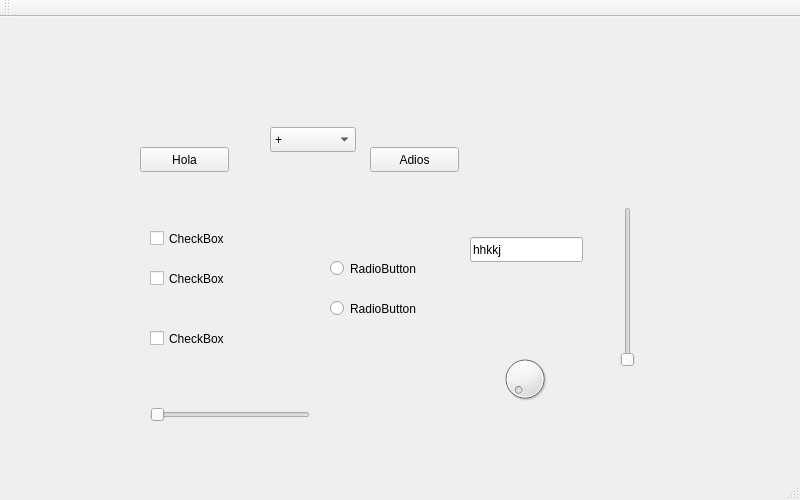
First picture: the form in Matrices/matrixmain.ui, repository alxperezECI/ALSE2110, before the edit.
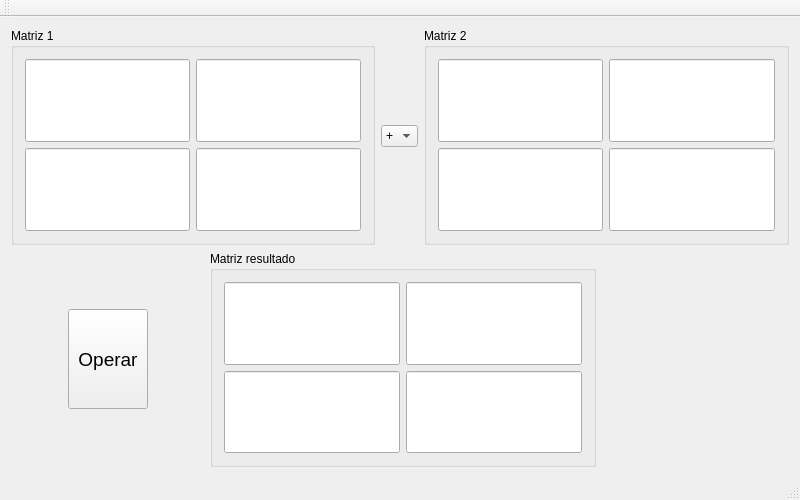
Second picture: the form after the edit.

Commit message: Creando la UI a través del Designer.

Diff of the .ui file:
```diff
--- a/Matrices/matrixmain.ui
+++ b/Matrices/matrixmain.ui
@@ -13,180 +13,457 @@
     <height>500</height>
    </rect>
   </property>
+  <property name="minimumSize">
+   <size>
+    <width>80</width>
+    <height>50</height>
+   </size>
+  </property>
+  <property name="maximumSize">
+   <size>
+    <width>1920</width>
+    <height>1080</height>
+   </size>
+  </property>
   <property name="windowTitle">
    <string>MatrixMain</string>
   </property>
   <widget class="QWidget" name="centralWidget">
-   <widget class="QPushButton" name="pushButton">
-    <property name="geometry">
-     <rect>
-      <x>140</x>
-      <y>130</y>
-      <width>89</width>
-      <height>25</height>
-     </rect>
-    </property>
-    <property name="text">
-     <string>Hola</string>
-    </property>
-   </widget>
-   <widget class="QPushButton" name="pushButton_2">
-    <property name="geometry">
-     <rect>
-      <x>370</x>
-      <y>130</y>
-      <width>89</width>
-      <height>25</height>
-     </rect>
-    </property>
-    <property name="text">
-     <string>Adios</string>
-    </property>
-   </widget>
-   <widget class="QCheckBox" name="checkBox">
-    <property name="geometry">
-     <rect>
-      <x>150</x>
-      <y>210</y>
-      <width>92</width>
-      <height>23</height>
-     </rect>
-    </property>
-    <property name="text">
-     <string>CheckBox</string>
-    </property>
-   </widget>
-   <widget class="QCheckBox" name="checkBox_2">
-    <property name="geometry">
-     <rect>
-      <x>150</x>
-      <y>250</y>
-      <width>92</width>
-      <height>23</height>
-     </rect>
-    </property>
-    <property name="text">
-     <string>CheckBox</string>
-    </property>
-   </widget>
-   <widget class="QCheckBox" name="checkBox_3">
-    <property name="geometry">
-     <rect>
-      <x>150</x>
-      <y>310</y>
-      <width>92</width>
-      <height>23</height>
-     </rect>
-    </property>
-    <property name="text">
-     <string>CheckBox</string>
-    </property>
-   </widget>
-   <widget class="QRadioButton" name="radioButton">
-    <property name="geometry">
-     <rect>
-      <x>330</x>
-      <y>240</y>
-      <width>112</width>
-      <height>23</height>
-     </rect>
-    </property>
-    <property name="text">
-     <string>RadioButton</string>
-    </property>
-   </widget>
-   <widget class="QRadioButton" name="radioButton_2">
-    <property name="geometry">
-     <rect>
-      <x>330</x>
-      <y>280</y>
-      <width>112</width>
-      <height>23</height>
-     </rect>
-    </property>
-    <property name="text">
-     <string>RadioButton</string>
-    </property>
-   </widget>
-   <widget class="QSlider" name="horizontalSlider">
-    <property name="geometry">
-     <rect>
-      <x>150</x>
-      <y>390</y>
-      <width>160</width>
-      <height>16</height>
-     </rect>
-    </property>
-    <property name="orientation">
-     <enum>Qt::Horizontal</enum>
-    </property>
-   </widget>
-   <widget class="QSlider" name="verticalSlider">
-    <property name="geometry">
-     <rect>
-      <x>620</x>
-      <y>190</y>
-      <width>16</width>
-      <height>160</height>
-     </rect>
-    </property>
-    <property name="orientation">
-     <enum>Qt::Vertical</enum>
-    </property>
-   </widget>
-   <widget class="QDial" name="dial">
-    <property name="geometry">
-     <rect>
-      <x>500</x>
-      <y>330</y>
-      <width>50</width>
-      <height>64</height>
-     </rect>
-    </property>
-   </widget>
-   <widget class="QLineEdit" name="lineEdit">
-    <property name="geometry">
-     <rect>
-      <x>470</x>
-      <y>220</y>
-      <width>113</width>
-      <height>25</height>
-     </rect>
-    </property>
-    <property name="text">
-     <string>hhkkj</string>
-    </property>
-   </widget>
-   <widget class="QComboBox" name="comboBox">
-    <property name="geometry">
-     <rect>
-      <x>270</x>
-      <y>110</y>
-      <width>86</width>
-      <height>25</height>
-     </rect>
-    </property>
-    <item>
-     <property name="text">
-      <string>+</string>
-     </property>
+   <layout class="QGridLayout" name="gridLayout_4">
+    <item row="0" column="0">
+     <layout class="QVBoxLayout" name="verticalLayout_4">
+      <item>
+       <layout class="QHBoxLayout" name="horizontalLayout_7">
+        <item>
+         <widget class="QGroupBox" name="groupBox">
+          <property name="title">
+           <string>Matriz 1</string>
+          </property>
+          <layout class="QGridLayout" name="gridLayout">
+           <item row="0" column="0">
+            <layout class="QVBoxLayout" name="verticalLayout">
+             <item>
+              <layout class="QHBoxLayout" name="horizontalLayout">
+               <item>
+                <widget class="QLineEdit" name="txtM1_11">
+                 <property name="sizePolicy">
+                  <sizepolicy hsizetype="Expanding" vsizetype="Expanding">
+                   <horstretch>0</horstretch>
+                   <verstretch>0</verstretch>
+                  </sizepolicy>
+                 </property>
+                 <property name="font">
+                  <font>
+                   <pointsize>14</pointsize>
+                  </font>
+                 </property>
+                 <property name="inputMethodHints">
+                  <set>Qt::ImhFormattedNumbersOnly</set>
+                 </property>
+                 <property name="alignment">
+                  <set>Qt::AlignRight|Qt::AlignTrailing|Qt::AlignVCenter</set>
+                 </property>
+                </widget>
+               </item>
+               <item>
+                <widget class="QLineEdit" name="txtM1_12">
+                 <property name="sizePolicy">
+                  <sizepolicy hsizetype="Expanding" vsizetype="Expanding">
+                   <horstretch>0</horstretch>
+                   <verstretch>0</verstretch>
+                  </sizepolicy>
+                 </property>
+                 <property name="font">
+                  <font>
+                   <pointsize>14</pointsize>
+                  </font>
+                 </property>
+                 <property name="inputMethodHints">
+                  <set>Qt::ImhDigitsOnly|Qt::ImhPreferNumbers</set>
+                 </property>
+                 <property name="alignment">
+                  <set>Qt::AlignRight|Qt::AlignTrailing|Qt::AlignVCenter</set>
+                 </property>
+                </widget>
+               </item>
+              </layout>
+             </item>
+             <item>
+              <layout class="QHBoxLayout" name="horizontalLayout_2">
+               <item>
+                <widget class="QLineEdit" name="txtM1_21">
+                 <property name="sizePolicy">
+                  <sizepolicy hsizetype="Expanding" vsizetype="Expanding">
+                   <horstretch>0</horstretch>
+                   <verstretch>0</verstretch>
+                  </sizepolicy>
+                 </property>
+                 <property name="font">
+                  <font>
+                   <pointsize>14</pointsize>
+                  </font>
+                 </property>
+                 <property name="inputMethodHints">
+                  <set>Qt::ImhDigitsOnly|Qt::ImhPreferNumbers</set>
+                 </property>
+                 <property name="alignment">
+                  <set>Qt::AlignRight|Qt::AlignTrailing|Qt::AlignVCenter</set>
+                 </property>
+                </widget>
+               </item>
+               <item>
+                <widget class="QLineEdit" name="txtM1_22">
+                 <property name="sizePolicy">
+                  <sizepolicy hsizetype="Expanding" vsizetype="Expanding">
+                   <horstretch>0</horstretch>
+                   <verstretch>0</verstretch>
+                  </sizepolicy>
+                 </property>
+                 <property name="font">
+                  <font>
+                   <pointsize>14</pointsize>
+                  </font>
+                 </property>
+                 <property name="inputMethodHints">
+                  <set>Qt::ImhDigitsOnly|Qt::ImhPreferNumbers</set>
+                 </property>
+                 <property name="alignment">
+                  <set>Qt::AlignRight|Qt::AlignTrailing|Qt::AlignVCenter</set>
+                 </property>
+                </widget>
+               </item>
+              </layout>
+             </item>
+            </layout>
+           </item>
+          </layout>
+         </widget>
+        </item>
+        <item>
+         <widget class="QComboBox" name="comboBox">
+          <item>
+           <property name="text">
+            <string>+</string>
+           </property>
+          </item>
+          <item>
+           <property name="text">
+            <string>-</string>
+           </property>
+          </item>
+          <item>
+           <property name="text">
+            <string>*</string>
+           </property>
+          </item>
+          <item>
+           <property name="text">
+            <string>/</string>
+           </property>
+          </item>
+         </widget>
+        </item>
+        <item>
+         <widget class="QGroupBox" name="groupBox_2">
+          <property name="title">
+           <string>Matriz 2</string>
+          </property>
+          <layout class="QGridLayout" name="gridLayout_2">
+           <item row="0" column="0">
+            <layout class="QVBoxLayout" name="verticalLayout_2">
+             <item>
+              <layout class="QHBoxLayout" name="horizontalLayout_3">
+               <item>
+                <widget class="QLineEdit" name="txtM2_11">
+                 <property name="sizePolicy">
+                  <sizepolicy hsizetype="Expanding" vsizetype="Expanding">
+                   <horstretch>0</horstretch>
+                   <verstretch>0</verstretch>
+                  </sizepolicy>
+                 </property>
+                 <property name="font">
+                  <font>
+                   <pointsize>14</pointsize>
+                  </font>
+                 </property>
+                 <property name="inputMethodHints">
+                  <set>Qt::ImhDigitsOnly|Qt::ImhPreferNumbers</set>
+                 </property>
+                 <property name="alignment">
+                  <set>Qt::AlignRight|Qt::AlignTrailing|Qt::AlignVCenter</set>
+                 </property>
+                </widget>
+               </item>
+               <item>
+                <widget class="QLineEdit" name="txtM2_12">
+                 <property name="sizePolicy">
+                  <sizepolicy hsizetype="Expanding" vsizetype="Expanding">
+                   <horstretch>0</horstretch>
+                   <verstretch>0</verstretch>
+                  </sizepolicy>
+                 </property>
+                 <property name="font">
+                  <font>
+                   <pointsize>14</pointsize>
+                  </font>
+                 </property>
+                 <property name="inputMethodHints">
+                  <set>Qt::ImhDigitsOnly|Qt::ImhPreferNumbers</set>
+                 </property>
+                 <property name="alignment">
+                  <set>Qt::AlignRight|Qt::AlignTrailing|Qt::AlignVCenter</set>
+                 </property>
+                </widget>
+               </item>
+              </layout>
+             </item>
+             <item>
+              <layout class="QHBoxLayout" name="horizontalLayout_4">
+               <item>
+                <widget class="QLineEdit" name="txtM2_21">
+                 <property name="sizePolicy">
+                  <sizepolicy hsizetype="Expanding" vsizetype="Expanding">
+                   <horstretch>0</horstretch>
+                   <verstretch>0</verstretch>
+                  </sizepolicy>
+                 </property>
+                 <property name="font">
+                  <font>
+                   <pointsize>14</pointsize>
+                  </font>
+                 </property>
+                 <property name="inputMethodHints">
+                  <set>Qt::ImhDigitsOnly|Qt::ImhPreferNumbers</set>
+                 </property>
+                 <property name="alignment">
+                  <set>Qt::AlignRight|Qt::AlignTrailing|Qt::AlignVCenter</set>
+                 </property>
+                </widget>
+               </item>
+               <item>
+                <widget class="QLineEdit" name="txtM2_22">
+                 <property name="sizePolicy">
+                  <sizepolicy hsizetype="Expanding" vsizetype="Expanding">
+                   <horstretch>0</horstretch>
+                   <verstretch>0</verstretch>
+                  </sizepolicy>
+                 </property>
+                 <property name="font">
+                  <font>
+                   <pointsize>14</pointsize>
+                  </font>
+                 </property>
+                 <property name="inputMethodHints">
+                  <set>Qt::ImhDigitsOnly|Qt::ImhPreferNumbers</set>
+                 </property>
+                 <property name="alignment">
+                  <set>Qt::AlignRight|Qt::AlignTrailing|Qt::AlignVCenter</set>
+                 </property>
+                </widget>
+               </item>
+              </layout>
+             </item>
+            </layout>
+           </item>
+          </layout>
+         </widget>
+        </item>
+       </layout>
+      </item>
+      <item>
+       <layout class="QHBoxLayout" name="horizontalLayout_9">
+        <item>
+         <layout class="QHBoxLayout" name="horizontalLayout_8">
+          <item>
+           <spacer name="horizontalSpacer">
+            <property name="orientation">
+             <enum>Qt::Horizontal</enum>
+            </property>
+            <property name="sizeHint" stdset="0">
+             <size>
+              <width>40</width>
+              <height>20</height>
+             </size>
+            </property>
+           </spacer>
+          </item>
+          <item>
+           <widget class="QPushButton" name="btnOperar">
+            <property name="sizePolicy">
+             <sizepolicy hsizetype="Expanding" vsizetype="Preferred">
+              <horstretch>0</horstretch>
+              <verstretch>0</verstretch>
+             </sizepolicy>
+            </property>
+            <property name="maximumSize">
+             <size>
+              <width>16777215</width>
+              <height>100</height>
+             </size>
+            </property>
+            <property name="font">
+             <font>
+              <pointsize>14</pointsize>
+             </font>
+            </property>
+            <property name="text">
+             <string>Operar</string>
+            </property>
+            <property name="checkable">
+             <bool>false</bool>
+            </property>
+           </widget>
+          </item>
+          <item>
+           <spacer name="horizontalSpacer_3">
+            <property name="orientation">
+             <enum>Qt::Horizontal</enum>
+            </property>
+            <property name="sizeHint" stdset="0">
+             <size>
+              <width>40</width>
+              <height>20</height>
+             </size>
+            </property>
+           </spacer>
+          </item>
+         </layout>
+        </item>
+        <item>
+         <widget class="QGroupBox" name="groupBox_3">
+          <property name="title">
+           <string>Matriz resultado</string>
+          </property>
+          <layout class="QGridLayout" name="gridLayout_3">
+           <item row="0" column="0">
+            <layout class="QVBoxLayout" name="verticalLayout_3">
+             <item>
+              <layout class="QHBoxLayout" name="horizontalLayout_5">
+               <item>
+                <widget class="QLineEdit" name="txtMR_11">
+                 <property name="sizePolicy">
+                  <sizepolicy hsizetype="Expanding" vsizetype="Expanding">
+                   <horstretch>0</horstretch>
+                   <verstretch>0</verstretch>
+                  </sizepolicy>
+                 </property>
+                 <property name="font">
+                  <font>
+                   <pointsize>14</pointsize>
+                  </font>
+                 </property>
+                 <property name="inputMethodHints">
+                  <set>Qt::ImhDigitsOnly|Qt::ImhPreferNumbers</set>
+                 </property>
+                 <property name="alignment">
+                  <set>Qt::AlignRight|Qt::AlignTrailing|Qt::AlignVCenter</set>
+                 </property>
+                 <property name="readOnly">
+                  <bool>true</bool>
+                 </property>
+                </widget>
+               </item>
+               <item>
+                <widget class="QLineEdit" name="txtMR_12">
+                 <property name="sizePolicy">
+                  <sizepolicy hsizetype="Expanding" vsizetype="Expanding">
+                   <horstretch>0</horstretch>
+                   <verstretch>0</verstretch>
+                  </sizepolicy>
+                 </property>
+                 <property name="font">
+                  <font>
+                   <pointsize>14</pointsize>
+                  </font>
+                 </property>
+                 <property name="inputMethodHints">
+                  <set>Qt::ImhDigitsOnly|Qt::ImhPreferNumbers</set>
+                 </property>
+                 <property name="alignment">
+                  <set>Qt::AlignRight|Qt::AlignTrailing|Qt::AlignVCenter</set>
+                 </property>
+                 <property name="readOnly">
+                  <bool>true</bool>
+                 </property>
+                </widget>
+               </item>
+              </layout>
+             </item>
+             <item>
+              <layout class="QHBoxLayout" name="horizontalLayout_6">
+               <item>
+                <widget class="QLineEdit" name="txtMR_21">
+                 <property name="sizePolicy">
+                  <sizepolicy hsizetype="Expanding" vsizetype="Expanding">
+                   <horstretch>0</horstretch>
+                   <verstretch>0</verstretch>
+                  </sizepolicy>
+                 </property>
+                 <property name="font">
+                  <font>
+                   <pointsize>14</pointsize>
+                  </font>
+                 </property>
+                 <property name="inputMethodHints">
+                  <set>Qt::ImhDigitsOnly|Qt::ImhPreferNumbers</set>
+                 </property>
+                 <property name="alignment">
+                  <set>Qt::AlignRight|Qt::AlignTrailing|Qt::AlignVCenter</set>
+                 </property>
+                 <property name="readOnly">
+                  <bool>true</bool>
+                 </property>
+                </widget>
+               </item>
+               <item>
+                <widget class="QLineEdit" name="txtMR_22">
+                 <property name="sizePolicy">
+                  <sizepolicy hsizetype="Expanding" vsizetype="Expanding">
+                   <horstretch>0</horstretch>
+                   <verstretch>0</verstretch>
+                  </sizepolicy>
+                 </property>
+                 <property name="font">
+                  <font>
+                   <pointsize>14</pointsize>
+                  </font>
+                 </property>
+                 <property name="inputMethodHints">
+                  <set>Qt::ImhDigitsOnly|Qt::ImhPreferNumbers</set>
+                 </property>
+                 <property name="alignment">
+                  <set>Qt::AlignRight|Qt::AlignTrailing|Qt::AlignVCenter</set>
+                 </property>
+                 <property name="readOnly">
+                  <bool>true</bool>
+                 </property>
+                </widget>
+               </item>
+              </layout>
+             </item>
+            </layout>
+           </item>
+          </layout>
+         </widget>
+        </item>
+        <item>
+         <spacer name="horizontalSpacer_2">
+          <property name="orientation">
+           <enum>Qt::Horizontal</enum>
+          </property>
+          <property name="sizeHint" stdset="0">
+           <size>
+            <width>40</width>
+            <height>20</height>
+           </size>
+          </property>
+         </spacer>
+        </item>
+       </layout>
+      </item>
+     </layout>
     </item>
-    <item>
-     <property name="text">
-      <string>-</string>
-     </property>
-    </item>
-    <item>
-     <property name="text">
-      <string>*</string>
-     </property>
-    </item>
-    <item>
-     <property name="text">
-      <string>/</string>
-     </property>
-    </item>
-   </widget>
+   </layout>
   </widget>
   <widget class="QMenuBar" name="menuBar">
    <property name="geometry">
```
Left out of the diff: 2 changed lines with no effect on the pictures. The commit also changes 3 other files.
